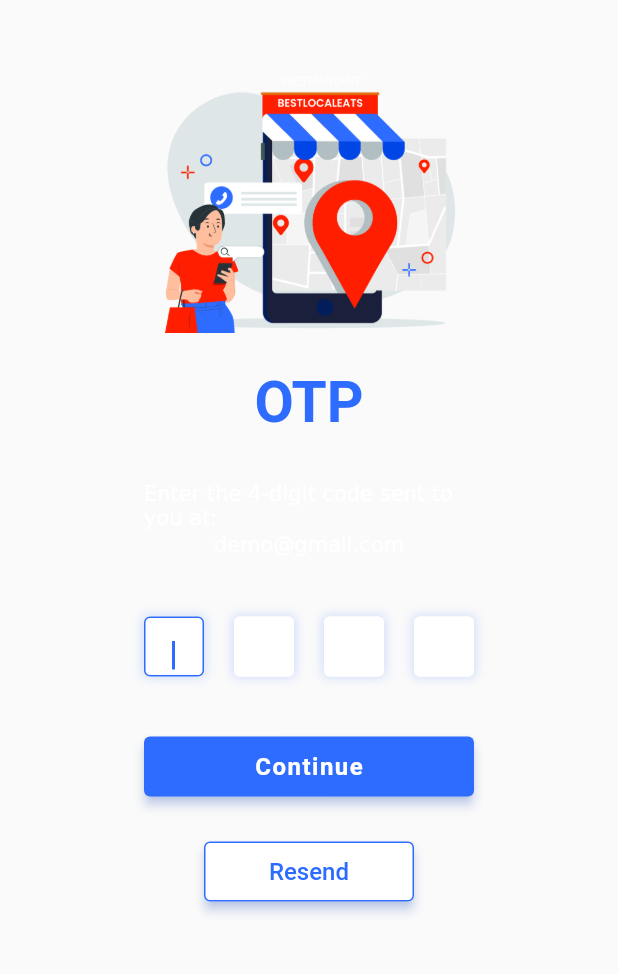
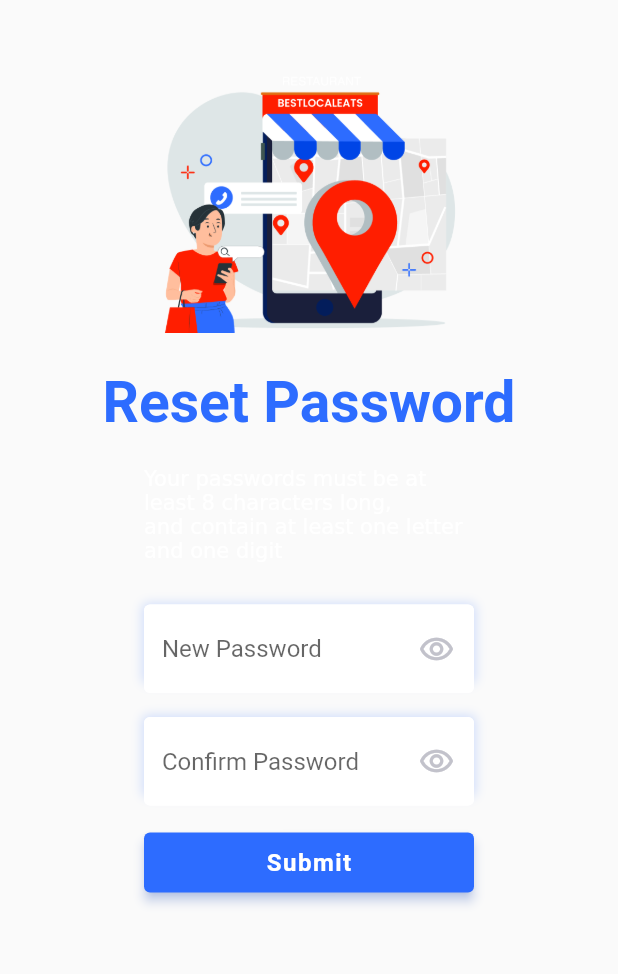
Before and after one commit to mercurystudio99/kalamazoo_web, a Flutter app: the OTPPage screen opened directly, after a tap on "Continue", on a phone screen of 412 x 824 dp, the part 84-1058 px from its top. Run offline on Flutter 3.47's test engine with Material 2 defaults, Android fonts, the light colour scheme and no system bars; our stand-ins replace badges.

Commit message:
add reset page

```diff
--- a/lib/pages/otp.dart
+++ b/lib/pages/otp.dart
@@ -163,6 +163,7 @@ class _OTPPageState extends State<OTPPage> {
                                   padding: const EdgeInsets.all(5)),
                               onPressed: () {
                                 _getOTPcode();
+                                NavigationRouter.switchToResetPage(context);
                               },
                               child: const Text(
                                 'Continue',
@@ -321,6 +322,7 @@ class _OTPPageState extends State<OTPPage> {
                           padding: const EdgeInsets.all(5)),
                       onPressed: () {
                         _getOTPcode();
+                        NavigationRouter.switchToResetPage(context);
                       },
                       child: const Text(
                         'Continue',
--- /dev/null
+++ b/lib/pages/reset.dart
@@ -0,0 +1,463 @@
+import 'package:bestlocaleats/utils/constants.dart';
+import 'package:bestlocaleats/utils/router.dart';
+import 'package:bestlocaleats/utils/colors.dart';
+import 'package:bestlocaleats/widgets/top_bar.dart';
+import 'package:bestlocaleats/widgets/responsive.dart';
+
+import 'package:flutter/material.dart';
+
+class ResetPage extends StatefulWidget {
+  const ResetPage({super.key});
+
+  @override
+  State<ResetPage> createState() => _ResetPageState();
+}
+
+class _ResetPageState extends State<ResetPage> {
+  final List _isHovering = [
+    false, // 0: logo
+  ];
+
+  bool _obscureText1 = true;
+  bool _obscureText2 = true;
+
+  final _formKey = GlobalKey<FormState>();
+  final _newController = TextEditingController();
+  final _confirmController = TextEditingController();
+
+  // Toggles the password show status
+  void _toggle1() {
+    setState(() {
+      _obscureText1 = !_obscureText1;
+    });
+  }
+
+  void _toggle2() {
+    setState(() {
+      _obscureText2 = !_obscureText2;
+    });
+  }
+
+  String? _validatePassword(String value) {
+    if (value.isEmpty) {
+      return 'Please enter your password';
+    }
+    if (value.length < 8) {
+      return 'The Password must be at least 8 characters.';
+    }
+    return null;
+  }
+
+  @override
+  void initState() {
+    super.initState();
+  }
+
+  @override
+  void dispose() {
+    super.dispose();
+  }
+
+  @override
+  Widget build(BuildContext context) {
+    if (ResponsiveWidget.isSmallScreen(context)) {
+      return _mobile();
+    } else {
+      return _desktop();
+    }
+  }
+
+  Widget _desktop() {
+    Size screenSize = MediaQuery.of(context).size;
+    return Scaffold(
+      appBar: PreferredSize(
+        preferredSize: Size(screenSize.width, 1000),
+        child: const TopBarContents(0, 0),
+      ),
+      body: SingleChildScrollView(
+        physics: const ClampingScrollPhysics(),
+        child: Column(children: [
+          Padding(
+              padding: const EdgeInsets.symmetric(
+                  horizontal: Constants.mainPadding, vertical: 20),
+              child: Row(
+                mainAxisAlignment: MainAxisAlignment.spaceBetween,
+                children: [
+                  SizedBox(
+                      width: screenSize.width * 0.5,
+                      child: Center(
+                        child: Image.asset(Constants.IMG_START,
+                            width: screenSize.width * 0.35,
+                            height: screenSize.width * 0.35),
+                      )),
+                  Expanded(
+                      child: Column(
+                    children: <Widget>[
+                      const Padding(
+                        padding: EdgeInsets.symmetric(
+                            horizontal: Constants.mainPadding),
+                        child: Text(
+                          'Reset Password',
+                          style: TextStyle(
+                              color: CustomColor.primaryColor,
+                              fontWeight: FontWeight.bold,
+                              fontSize: 38),
+                        ),
+                      ),
+                      const SizedBox(height: 30),
+                      Align(
+                        alignment: Alignment.center,
+                        child: Padding(
+                            padding: const EdgeInsets.symmetric(
+                                horizontal: Constants.mainPadding * 2),
+                            child: RichText(
+                              text: const TextSpan(children: [
+                                TextSpan(
+                                  text:
+                                      'Your passwords must be at least 8 characters long,\nand contain at least one letter and one digit',
+                                ),
+                              ]),
+                            )),
+                      ),
+                      const SizedBox(height: 20),
+                      Form(
+                        key: _formKey,
+                        child: Column(
+                          crossAxisAlignment: CrossAxisAlignment.start,
+                          children: [
+                            Padding(
+                              padding: const EdgeInsets.symmetric(
+                                  vertical: 8,
+                                  horizontal: Constants.mainPadding * 2),
+                              child: Stack(
+                                children: [
+                                  Container(
+                                    height: 52,
+                                    decoration: BoxDecoration(
+                                      borderRadius: const BorderRadius.all(
+                                          Radius.circular(4)),
+                                      boxShadow: [
+                                        BoxShadow(
+                                            color: CustomColor.primaryColor
+                                                .withOpacity(0.2),
+                                            blurRadius: 5,
+                                            spreadRadius: 1,
+                                            offset: const Offset(0, 0)),
+                                      ],
+                                    ),
+                                  ),
+                                  TextFormField(
+                                    controller: _newController,
+                                    obscureText: _obscureText1,
+                                    decoration: InputDecoration(
+                                        border: const OutlineInputBorder(),
+                                        hintText: 'New Password',
+                                        suffixIconConstraints:
+                                            const BoxConstraints(
+                                          minWidth: 50,
+                                          minHeight: 2,
+                                        ),
+                                        suffixIcon: InkWell(
+                                            onTap: _toggle1,
+                                            child: Icon(
+                                                _obscureText1
+                                                    ? Icons
+                                                        .remove_red_eye_outlined
+                                                    : Icons
+                                                        .visibility_off_outlined,
+                                                color: CustomColor
+                                                    .textSecondaryColor,
+                                                size: 24))),
+                                    validator: (value) {
+                                      return _validatePassword(value!);
+                                    },
+                                  ),
+                                ],
+                              ),
+                            ),
+                            Padding(
+                              padding: const EdgeInsets.symmetric(
+                                  vertical: 8,
+                                  horizontal: Constants.mainPadding * 2),
+                              child: Stack(
+                                children: [
+                                  Container(
+                                    height: 52,
+                                    decoration: BoxDecoration(
+                                      borderRadius: const BorderRadius.all(
+                                          Radius.circular(4)),
+                                      boxShadow: [
+                                        BoxShadow(
+                                            color: CustomColor.primaryColor
+                                                .withOpacity(0.2),
+                                            blurRadius: 5,
+                                            spreadRadius: 1,
+                                            offset: const Offset(0, 0)),
+                                      ],
+                                    ),
+                                  ),
+                                  TextFormField(
+                                    controller: _confirmController,
+                                    obscureText: _obscureText2,
+                                    decoration: InputDecoration(
+                                        border: const OutlineInputBorder(),
+                                        hintText: 'Confirm Password',
+                                        suffixIconConstraints:
+                                            const BoxConstraints(
+                                          minWidth: 50,
+                                          minHeight: 2,
+                                        ),
+                                        suffixIcon: InkWell(
+                                            onTap: _toggle2,
+                                            child: Icon(
+                                                _obscureText2
+                                                    ? Icons
+                                                        .remove_red_eye_outlined
+                                                    : Icons
+                                                        .visibility_off_outlined,
+                                                color: CustomColor
+                                                    .textSecondaryColor,
+                                                size: 24))),
+                                    validator: (value) {
+                                      return _validatePassword(value!);
+                                    },
+                                  ),
+                                ],
+                              ),
+                            ),
+                            Padding(
+                              padding: const EdgeInsets.symmetric(
+                                  vertical: 10,
+                                  horizontal: Constants.mainPadding * 2),
+                              child: SizedBox(
+                                  height: 40,
+                                  width: screenSize.width,
+                                  child: ElevatedButton(
+                                    style: ElevatedButton.styleFrom(
+                                        backgroundColor:
+                                            CustomColor.primaryColor,
+                                        elevation: 3,
+                                        shape: RoundedRectangleBorder(
+                                            borderRadius:
+                                                BorderRadius.circular(4)),
+                                        shadowColor: CustomColor.primaryColor
+                                            .withOpacity(0.5),
+                                        padding: const EdgeInsets.all(5)),
+                                    onPressed: () {},
+                                    child: const Text(
+                                      'Submit',
+                                      style: TextStyle(
+                                          color: Colors.white,
+                                          fontWeight: FontWeight.bold,
+                                          fontSize: 16.0,
+                                          letterSpacing: 1),
+                                    ),
+                                  )),
+                            ),
+                          ],
+                        ),
+                      ),
+                    ],
+                  )),
+                ],
+              )),
+        ]),
+      ),
+    );
+  }
+
+  Widget _mobile() {
+    Size screenSize = MediaQuery.of(context).size;
+    return Scaffold(
+      appBar: AppBar(
+          leading: Container(),
+          backgroundColor: Colors.black,
+          elevation: 0,
+          title: InkWell(
+            onHover: (value) {
+              setState(() {
+                value ? _isHovering[0] = true : _isHovering[0] = false;
+              });
+            },
+            onTap: () {
+              NavigationRouter.switchToHomePage(context);
+            },
+            child: Image.asset(
+              Constants.IMG_LOGO,
+              width: 100,
+              fit: BoxFit.cover,
+            ),
+          )),
+      body: SingleChildScrollView(
+        physics: const ClampingScrollPhysics(),
+        child: Padding(
+          padding: const EdgeInsets.symmetric(
+              horizontal: Constants.mainPadding, vertical: 20),
+          child: Column(
+            children: <Widget>[
+              SizedBox(
+                  width: screenSize.width,
+                  child: Center(
+                    child: Image.asset(Constants.IMG_START,
+                        width: screenSize.width * 0.5,
+                        height: screenSize.width * 0.5),
+                  )),
+              const SizedBox(height: 20),
+              const Padding(
+                padding:
+                    EdgeInsets.symmetric(horizontal: Constants.mainPadding),
+                child: Text(
+                  'Reset Password',
+                  style: TextStyle(
+                      color: CustomColor.primaryColor,
+                      fontWeight: FontWeight.bold,
+                      fontSize: 38),
+                ),
+              ),
+              const SizedBox(height: 20),
+              Align(
+                alignment: Alignment.center,
+                child: Padding(
+                    padding: const EdgeInsets.symmetric(
+                        horizontal: Constants.mainPadding * 2),
+                    child: RichText(
+                      text: const TextSpan(children: [
+                        TextSpan(
+                          text:
+                              'Your passwords must be at least 8 characters long,\nand contain at least one letter and one digit',
+                        ),
+                      ]),
+                    )),
+              ),
+              const SizedBox(height: 20),
+              Form(
+                key: _formKey,
+                child: Column(
+                  crossAxisAlignment: CrossAxisAlignment.start,
+                  children: [
+                    Padding(
+                      padding: const EdgeInsets.symmetric(
+                          vertical: 8, horizontal: Constants.mainPadding * 2),
+                      child: Stack(
+                        children: [
+                          Container(
+                            height: 52,
+                            decoration: BoxDecoration(
+                              borderRadius:
+                                  const BorderRadius.all(Radius.circular(4)),
+                              boxShadow: [
+                                BoxShadow(
+                                    color: CustomColor.primaryColor
+                                        .withOpacity(0.2),
+                                    blurRadius: 5,
+                                    spreadRadius: 1,
+                                    offset: const Offset(0, 0)),
+                              ],
+                            ),
+                          ),
+                          TextFormField(
+                            controller: _newController,
+                            obscureText: _obscureText1,
+                            decoration: InputDecoration(
+                                border: const OutlineInputBorder(),
+                                hintText: 'New Password',
+                                suffixIconConstraints: const BoxConstraints(
+                                  minWidth: 50,
+                                  minHeight: 2,
+                                ),
+                                suffixIcon: InkWell(
+                                    onTap: _toggle1,
+                                    child: Icon(
+                                        _obscureText1
+                                            ? Icons.remove_red_eye_outlined
+                                            : Icons.visibility_off_outlined,
+                                        color: CustomColor.textSecondaryColor,
+                                        size: 24))),
+                            validator: (value) {
+                              return _validatePassword(value!);
+                            },
+                          ),
+                        ],
+                      ),
+                    ),
+                    Padding(
+                      padding: const EdgeInsets.symmetric(
+                          vertical: 8, horizontal: Constants.mainPadding * 2),
+                      child: Stack(
+                        children: [
+                          Container(
+                            height: 52,
+                            decoration: BoxDecoration(
+                              borderRadius:
+                                  const BorderRadius.all(Radius.circular(4)),
+                              boxShadow: [
+                                BoxShadow(
+                                    color: CustomColor.primaryColor
+                                        .withOpacity(0.2),
+                                    blurRadius: 5,
+                                    spreadRadius: 1,
+                                    offset: const Offset(0, 0)),
+                              ],
+                            ),
+                          ),
+                          TextFormField(
+                            controller: _confirmController,
+                            obscureText: _obscureText2,
+                            decoration: InputDecoration(
+                                border: const OutlineInputBorder(),
+                                hintText: 'Confirm Password',
+                                suffixIconConstraints: const BoxConstraints(
+                                  minWidth: 50,
+                                  minHeight: 2,
+                                ),
+                                suffixIcon: InkWell(
+                                    onTap: _toggle2,
+                                    child: Icon(
+                                        _obscureText2
+                                            ? Icons.remove_red_eye_outlined
+                                            : Icons.visibility_off_outlined,
+                                        color: CustomColor.textSecondaryColor,
+                                        size: 24))),
+                            validator: (value) {
+                              return _validatePassword(value!);
+                            },
+                          ),
+                        ],
+                      ),
+                    ),
+                    Padding(
+                      padding: const EdgeInsets.symmetric(
+                          vertical: 10, horizontal: Constants.mainPadding * 2),
+                      child: SizedBox(
+                          height: 40,
+                          width: screenSize.width,
+                          child: ElevatedButton(
+                            style: ElevatedButton.styleFrom(
+                                backgroundColor: CustomColor.primaryColor,
+                                elevation: 3,
+                                shape: RoundedRectangleBorder(
+                                    borderRadius: BorderRadius.circular(4)),
+                                shadowColor:
+                                    CustomColor.primaryColor.withOpacity(0.5),
+                                padding: const EdgeInsets.all(5)),
+                            onPressed: () {},
+                            child: const Text(
+                              'Submit',
+                              style: TextStyle(
+                                  color: Colors.white,
+                                  fontWeight: FontWeight.bold,
+                                  fontSize: 16.0,
+                                  letterSpacing: 1),
+                            ),
+                          )),
+                    ),
+                  ],
+                ),
+              ),
+            ],
+          ),
+        ),
+      ),
+    );
+  }
+}
--- a/lib/utils/router.dart
+++ b/lib/utils/router.dart
@@ -4,6 +4,7 @@ import 'package:bestlocaleats/pages/login.dart';
 import 'package:bestlocaleats/pages/signup.dart';
 import 'package:bestlocaleats/pages/forgot.dart';
 import 'package:bestlocaleats/pages/otp.dart';
+import 'package:bestlocaleats/pages/reset.dart';
 
 class NavigationRouter {
   static void back(BuildContext context) {
@@ -34,4 +35,9 @@ class NavigationRouter {
     Navigator.push(
         context, MaterialPageRoute(builder: (context) => const OTPPage()));
   }
+
+  static void switchToResetPage(BuildContext context) {
+    Navigator.push(
+        context, MaterialPageRoute(builder: (context) => const ResetPage()));
+  }
 }
```
